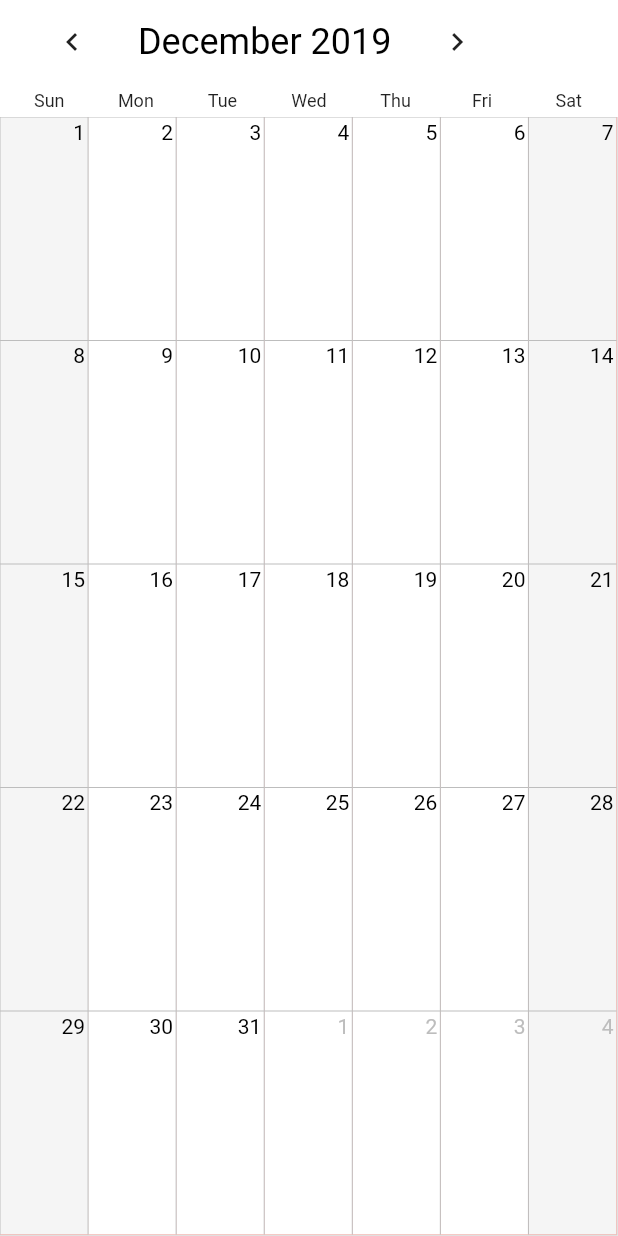
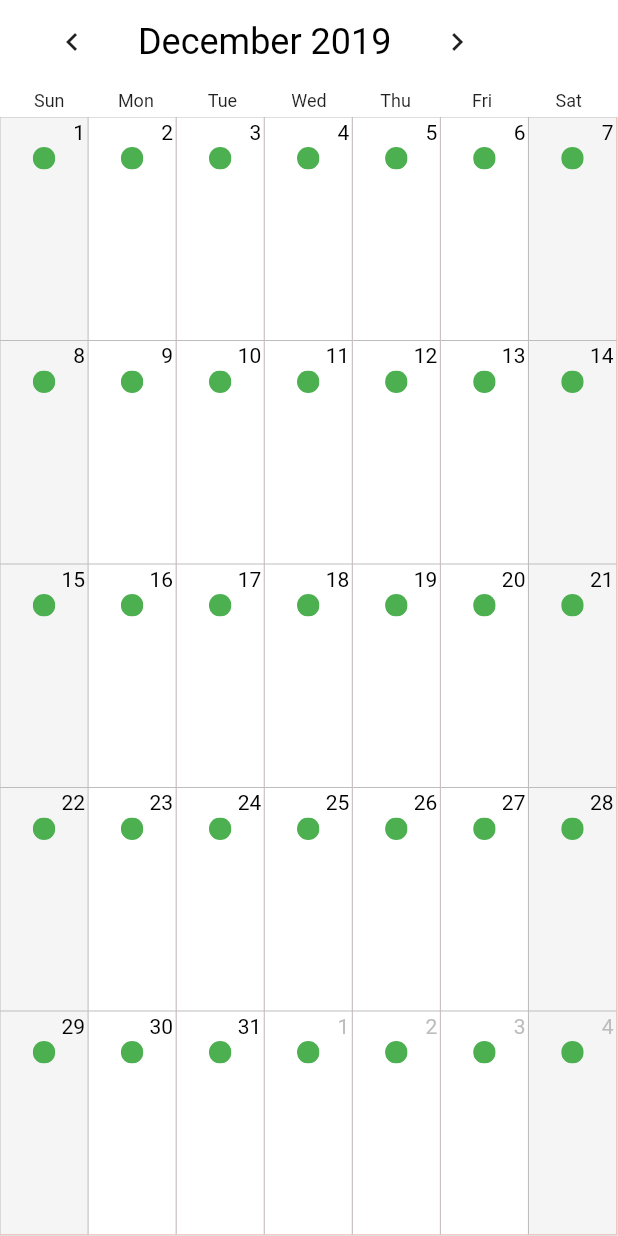
Before and after one commit to dan461/Skills-sample, a Flutter app: the Calendar widget shown alone on an empty page, opened directly with empty values, on a phone screen of 412 x 824 dp. Run offline on Flutter 3.47's test engine with Material 2 defaults, Android fonts, the phone set to English and light mode, and no system bars; our stand-ins replace bloc, dartz, data_connection_checker, equatable, flutter_bloc, get_it and 2 more; missing offline and left inert: flutter_sqflite_manager; accounts and stored records are empty; statements that could not run were skipped.

Commit message:
Added green circle indicator to DayCell

```diff
--- a/skills/lib/features/skills/presentation/widgets/calendar.dart
+++ b/skills/lib/features/skills/presentation/widgets/calendar.dart
@@ -159,6 +159,7 @@ class _CalendarState extends State<Calendar> {
         date: thisDay,
         displayedMonth: activeMonth.month,
         tapCallback: tapCallback,
+        hasSession: true,
       ));
     }
 
--- a/skills/lib/features/skills/presentation/widgets/dayCell.dart
+++ b/skills/lib/features/skills/presentation/widgets/dayCell.dart
@@ -3,13 +3,33 @@ import 'package:flutter/material.dart';
 class DayCell extends StatelessWidget {
   final DateTime date;
   final Function tapCallback;
+  final bool hasSession;
 
   final int displayedMonth;
 
-  DayCell({this.date, this.displayedMonth, this.tapCallback});
+  DayCell({this.date, this.displayedMonth, this.tapCallback, this.hasSession});
 
   void dayTapped() {
     print(date);
+  }
+
+  Widget _indicatorBuilder() {
+    Widget widget;
+    if (hasSession) {
+      widget = Center(
+        child: ClipOval(
+          child: Material(
+            color: Colors.green,
+            child: SizedBox(
+              width: 15,
+              height: 15,
+            ),
+          ),
+        ),
+      );
+    } else
+      widget = SizedBox(height: 0, width: 0,);
+    return widget;
   }
 
   @override
@@ -28,7 +48,12 @@ class DayCell extends StatelessWidget {
                 top: BorderSide(width: 0.0, color: Colors.grey[400]),
                 left: BorderSide(width: 0.0, color: Colors.grey[400])),
           ),
-          child: Padding(
+          child: Column(
+            children: <Widget>[
+              Row(
+                mainAxisAlignment: MainAxisAlignment.end,
+                children: <Widget>[
+                  Padding(
                     padding: const EdgeInsets.all(2.0),
                     child: Text(
                       date.day.toString(),
@@ -39,6 +64,16 @@ class DayCell extends StatelessWidget {
                               : Colors.grey[400]),
                     ),
                   ),
+                ],
+              ),
+              Row(
+                mainAxisAlignment: MainAxisAlignment.center,
+                children: <Widget>[
+                  _indicatorBuilder()
+                ],
+              )
+            ],
+          ),
         ),
       ),
     );
--- a/skills/lib/features/skills/presentation/widgets/dayDetails.dart
+++ b/skills/lib/features/skills/presentation/widgets/dayDetails.dart
@@ -33,7 +33,7 @@ class _DayDetailsState extends State<DayDetails> {
   }
 
   Widget _showContentForSession() {
-    if (sessions == null) {
+    if (sessions != null) {
       return ListView.builder(
         itemBuilder: (context, index) {
           return SessionCard();
```
Lines whose indentation alone changed are shown as unchanged.
